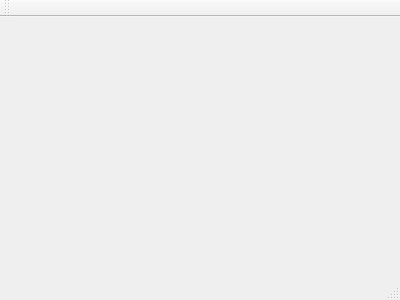
Qt form mainwindow.ui (DanG100/LED-Controller) before a commit.
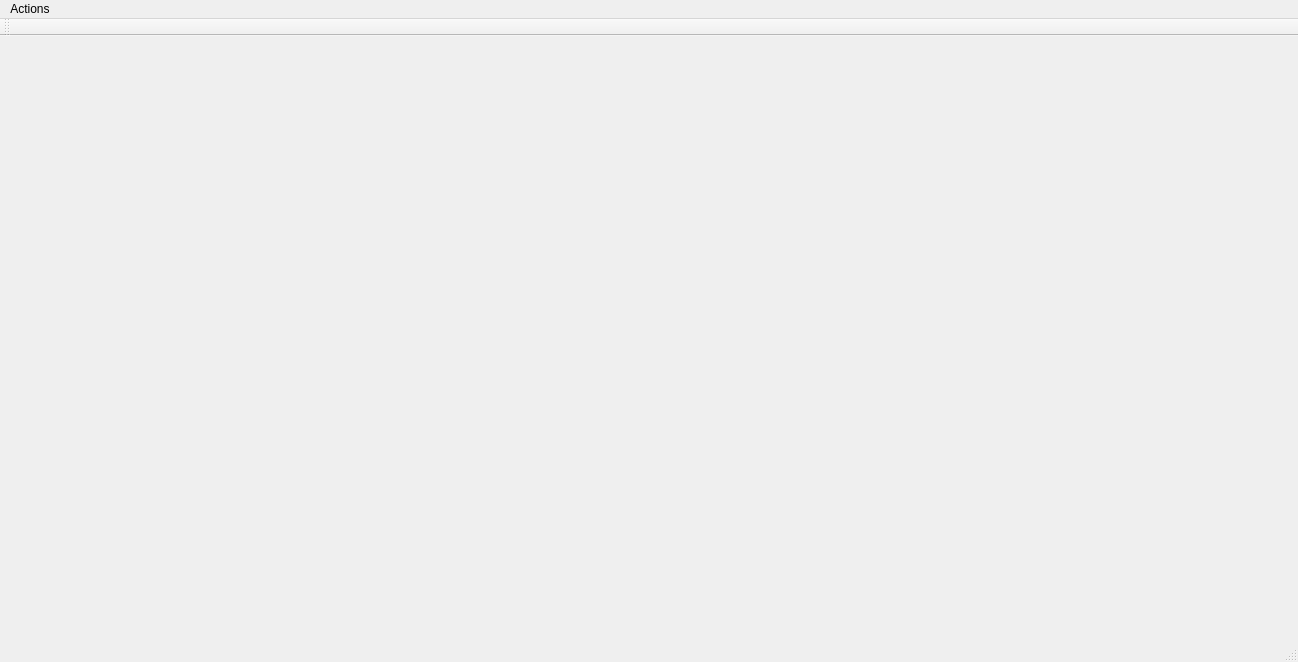
The same form after that commit.

Commit message: moved serial communication to its own class

Patch:
```diff
--- a/mainwindow.ui
+++ b/mainwindow.ui
@@ -1,24 +1,57 @@
 <ui version="4.0">
  <class>MainWindow</class>
- <widget class="QMainWindow" name="MainWindow" >
-  <property name="geometry" >
+ <widget class="QMainWindow" name="MainWindow">
+  <property name="geometry">
    <rect>
     <x>0</x>
     <y>0</y>
-    <width>400</width>
-    <height>300</height>
+    <width>1298</width>
+    <height>662</height>
    </rect>
   </property>
   <property name="windowTitle" >
    <string>MainWindow</string>
   </property>
-  <widget class="QMenuBar" name="menuBar" />
-  <widget class="QToolBar" name="mainToolBar" />
-  <widget class="QWidget" name="centralWidget" />
-  <widget class="QStatusBar" name="statusBar" />
+  <widget class="QWidget" name="centralWidget"/>
+  <widget class="QMenuBar" name="menuBar">
+   <property name="geometry">
+    <rect>
+     <x>0</x>
+     <y>0</y>
+     <width>1298</width>
+     <height>21</height>
+    </rect>
+   </property>
+   <widget class="QMenu" name="menuActions">
+    <property name="title">
+     <string>Actions</string>
+    </property>
+    <addaction name="actionConnect"/>
+    <addaction name="actionDisconnect"/>
+   </widget>
+   <addaction name="menuActions"/>
+  </widget>
+  <widget class="QToolBar" name="mainToolBar">
+   <attribute name="toolBarArea">
+    <enum>TopToolBarArea</enum>
+   </attribute>
+   <attribute name="toolBarBreak">
+    <bool>false</bool>
+   </attribute>
+  </widget>
+  <widget class="QStatusBar" name="statusBar"/>
+  <action name="actionConnect">
+   <property name="text">
+    <string>Connect</string>
+   </property>
+  </action>
+  <action name="actionDisconnect">
+   <property name="text">
+    <string>Disconnect</string>
+   </property>
+  </action>
  </widget>
- <layoutDefault spacing="6" margin="11" />
- <pixmapfunction></pixmapfunction>
+ <layoutdefault spacing="6" margin="11"/>
  <resources/>
  <connections/>
 </ui>
```
Left out of the diff: 3 changed lines with no effect on the pictures. The commit also changes 5 other files.
